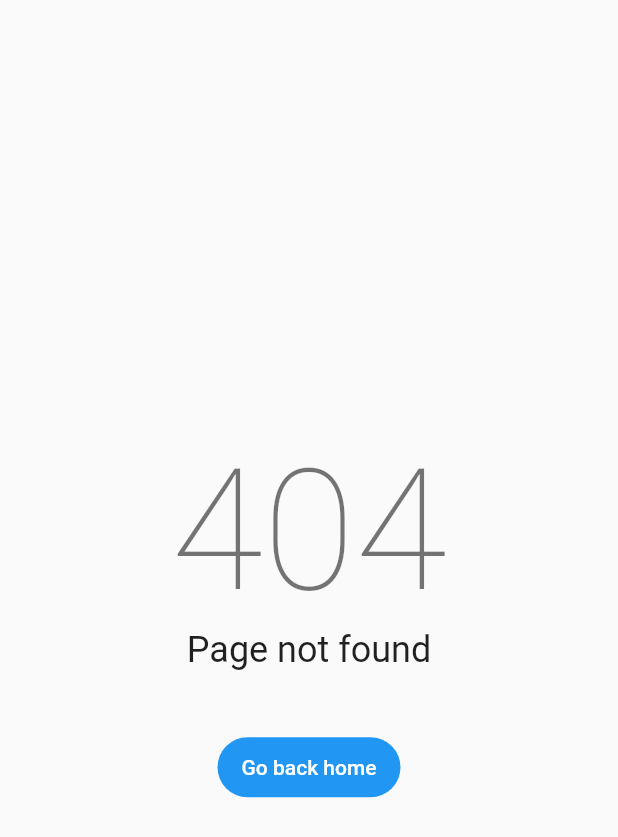
After one commit to ricardodalarme/flutter_bloc_starter, a Flutter app: the NotFoundView screen opened directly, on a phone screen of 412 x 824 dp. The commit adds this screen. Shown: the top 837 px of the screen. Run offline on Flutter 3.47's test engine with Material 2 defaults, Android fonts, the phone set to English and light mode, and no system bars; our stand-ins replace firebase_analytics, firebase_core, firebase_crashlytics, flutter_bloc, go_router; accounts and stored records are empty; generated files the repository leaves out were written again.

Commit message:
feat(routes): add a not found page

```diff
--- a/lib/l10n/arb/app_en.arb
+++ b/lib/l10n/arb/app_en.arb
@@ -7,5 +7,8 @@
   "logout": "Logout",
   "dontHaveAnAccount": "Don't have an account? ",
   "signUp": "Sign Up",
-  "confirmPassword": "Confirm Password"
+  "confirmPassword": "Confirm Password",
+  "pageNotFound": "Page not found",
+  "goBackHome": "Go back home",
+  "error404": "404"
 }
--- a/lib/l10n/arb/app_pt.arb
+++ b/lib/l10n/arb/app_pt.arb
@@ -7,5 +7,8 @@
   "logout": "Sair",
   "signUp": "Registrar",
   "dontHaveAnAccount": "Não tem uma conta? ",
-  "confirmPassword": "Confirmar Senha"
+  "confirmPassword": "Confirmar Senha",
+  "pageNotFound": "Página não encontrada",
+  "goBackHome": "Voltar para página inicial",
+  "error404": "404"
 }
--- /dev/null
+++ b/lib/pages/not_found/not_found_view.dart
@@ -0,0 +1,35 @@
+import 'package:flutter/material.dart';
+import 'package:flutter_bloc_starter/l10n/l10n.dart';
+import 'package:flutter_bloc_starter/routes/app_routes.dart';
+import 'package:flutter_bloc_starter/styling/app_spacing.dart';
+import 'package:go_router/go_router.dart';
+
+class NotFoundView extends StatelessWidget {
+  const NotFoundView({super.key});
+
+  @override
+  Widget build(BuildContext context) {
+    return Scaffold(
+      body: Center(
+        child: Column(
+          mainAxisAlignment: MainAxisAlignment.center,
+          children: [
+            Text(
+              context.l10n.error404,
+              style: Theme.of(context).textTheme.displayLarge,
+            ),
+            Text(
+              context.l10n.pageNotFound,
+              style: Theme.of(context).textTheme.headlineSmall,
+            ),
+            const SizedBox(height: AppSpacing.xxlarge),
+            FilledButton(
+              child: Text(context.l10n.goBackHome),
+              onPressed: () => context.go(AppPaths.home),
+            ),
+          ],
+        ),
+      ),
+    );
+  }
+}
--- a/lib/routes/app_routes.dart
+++ b/lib/routes/app_routes.dart
@@ -2,6 +2,7 @@ import 'package:firebase_analytics/firebase_analytics.dart';
 import 'package:flutter/foundation.dart';
 import 'package:flutter_bloc_starter/pages/home/home_view.dart';
 import 'package:flutter_bloc_starter/pages/login/login_view.dart';
+import 'package:flutter_bloc_starter/pages/not_found/not_found_view.dart';
 import 'package:flutter_bloc_starter/pages/signup/signup_view.dart';
 import 'package:go_router/go_router.dart';
 
@@ -12,6 +13,7 @@ abstract class AppRoutes {
     routes: _routes,
     initialLocation: AppPaths.login,
     debugLogDiagnostics: kDebugMode,
+    errorBuilder: (context, state) => const NotFoundView(),
     observers: [
       FirebaseAnalyticsObserver(analytics: FirebaseAnalytics.instance),
     ],
```
